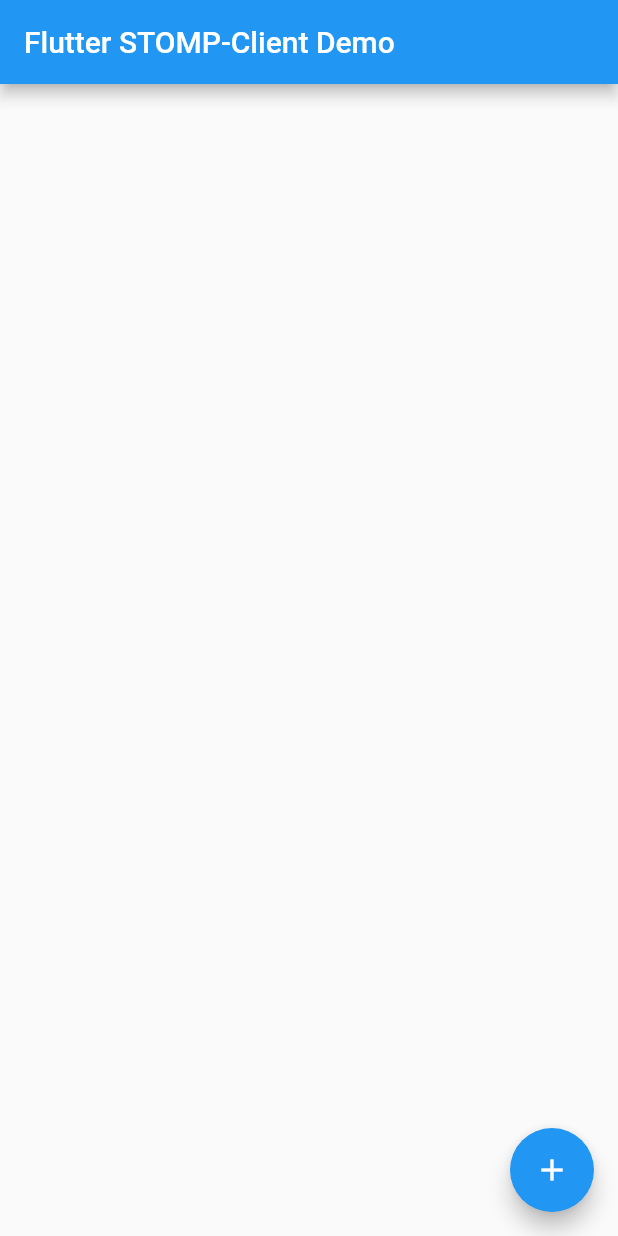
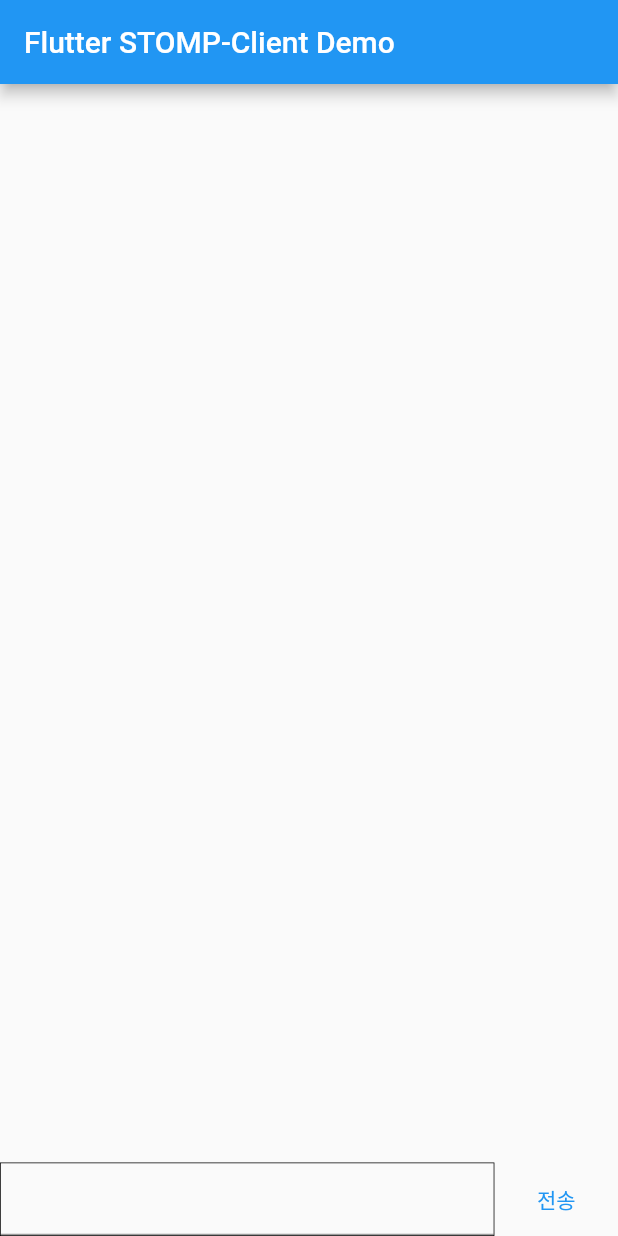
Before and after one commit to SeungGun/Flutter-STOMP-Client, a Flutter app: the screen it shows after launch, on a phone screen of 412 x 824 dp. Run offline on Flutter 3.47's test engine with Material 2 defaults, Android fonts, the phone set to English and light mode, and no system bars; missing offline and left inert: stomp_dart_client.

Commit message:
feat: 하단 입력창 구현

```diff
--- a/lib/main.dart
+++ b/lib/main.dart
@@ -38,17 +38,22 @@ class _MyHomePageState extends State<MyHomePage> {
   String content = "";
   String host = ""; // 서버 Host
   List<Map<String, dynamic>> chats = [];
+  TextEditingController _chatController = TextEditingController();
 
   init() {
     stompClient = StompClient(
         config: StompConfig(
-      url: "ws://$host:8080/chat", // 소켓 연결 URL (에뮬레이터 테스트 시 localhost 사용 불가능)
-      onConnect: (StompFrame frame) { // STOMP 연결 콜백
+      url: "ws://$host:8080/chat",
+      // 소켓 연결 URL (에뮬레이터 테스트 시 localhost 사용 불가능)
+      onConnect: (StompFrame frame) {
+        // STOMP 연결 콜백
         print("Connection Command: ${frame.command}");
 
-        stompClient?.subscribe( // 클라이언트가 소켓 구독
+        stompClient?.subscribe(
+            // 클라이언트가 소켓 구독
             destination: "/exchange/chat.exchange/*.room.1", // 대상 경로
-            callback: (frame) { // 수신 받은 frame(데이터)
+            callback: (frame) {
+              // 수신 받은 frame(데이터)
               print("Payload: ${frame.body}");
               var json = jsonDecode(frame.body!); // json decode
               setState(() {
@@ -74,8 +79,8 @@ class _MyHomePageState extends State<MyHomePage> {
     super.initState();
   }
 
-void _sendMessage() {
-    Map<String, String> map = {"title": "me", "content": "안녕하세요."};
+  void _sendMessage(String content) {
+    Map<String, String> map = {"title": "me", "content": content};
     stompClient?.send(destination: "/pub/chat.talk.1", body: jsonEncode(map));
   }
 
@@ -86,21 +91,27 @@ void _sendMessage() {
       appBar: AppBar(
         title: Text(widget.title),
       ),
-      body: ListView.builder(
+      body: Column(
+        children: [
+          Expanded(
+            child: ListView.builder(
               padding: EdgeInsets.all(size.width * 0.01),
-        itemBuilder: (context, index){
+              itemBuilder: (context, index) {
                 return Column(
                   children: [
                     Align(
-                alignment: chats[index]['title'] == "me" ? Alignment.centerRight : Alignment.centerLeft,
+                      alignment: chats[index]['title'] == "me"
+                          ? Alignment.centerRight
+                          : Alignment.centerLeft,
                       child: Container(
                         child: Text(chats[index]['content']!),
                         padding: EdgeInsets.all(size.width * 0.02),
                         decoration: BoxDecoration(
                             border: Border.all(width: 1),
                             borderRadius: BorderRadius.circular(8),
-                    color: chats[index]['title'] == "me" ? Colors.grey[300] : Colors.orange[300]
-                  ),
+                            color: chats[index]['title'] == "me"
+                                ? Colors.grey[300]
+                                : Colors.orange[300]),
                       ),
                     ),
                   ],
@@ -109,11 +120,31 @@ void _sendMessage() {
               itemCount: chats.length,
               // shrinkWrap: true,
             ),
-      floatingActionButton: FloatingActionButton(
-        onPressed: _sendMessage,
-        tooltip: 'Increment',
-        child: const Icon(Icons.add),
-      ), // This trailing comma makes auto-formatting nicer for build methods.
+          ),
+          Row(
+            children: [
+              Container(
+                width: size.width * 0.8,
+                child: TextField(
+                  controller: _chatController,
+                ),
+                decoration: BoxDecoration(border: Border.all(width: 0.5)),
+              ),
+              Expanded(
+                  child: TextButton(
+                      onPressed: () {
+                        _sendMessage(_chatController.text);
+                      },
+                      child: Text('전송')))
+            ],
+          )
+        ],
+      ),
+      // floatingActionButton: FloatingActionButton(
+      //   onPressed: _sendMessage,
+      //   tooltip: 'Increment',
+      //   child: const Icon(Icons.add),
+      // ), // This trailing comma makes auto-formatting nicer for build methods.
     );
   }
 }
```
Lines whose indentation alone changed are shown as unchanged.
